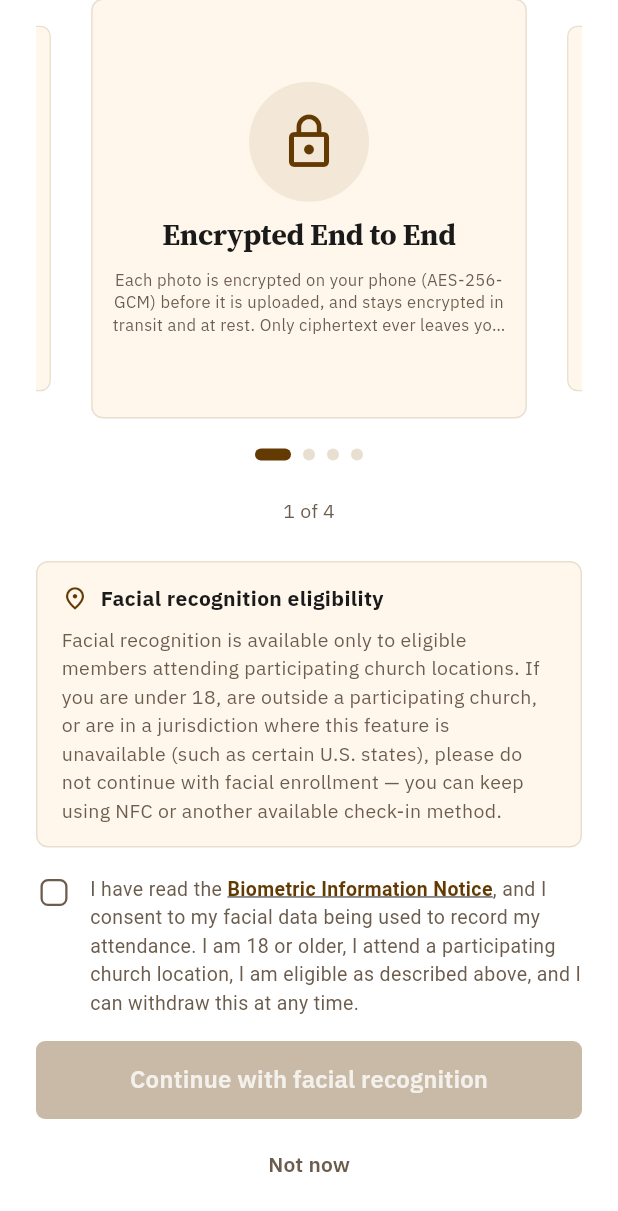
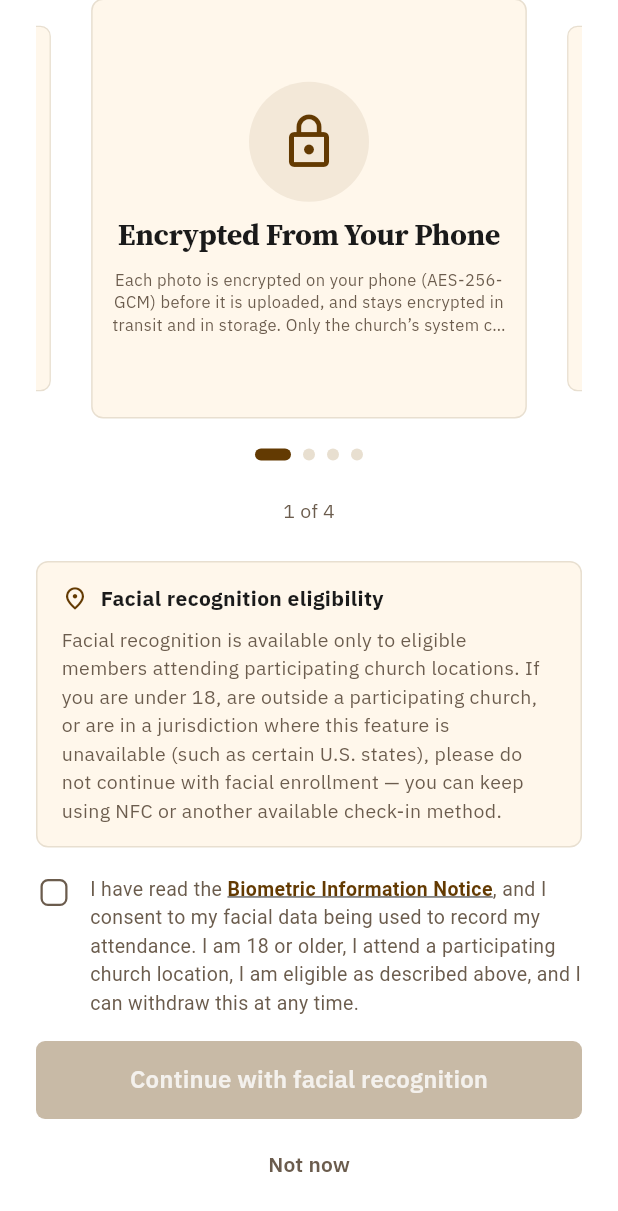
Before and after one commit to Achu-Worifung/rejoice-greatly-mobile-app, a Flutter app: the UserPrepPage screen opened by its route, scrolled down 203 dp, on a phone screen of 412 x 824 dp. Shown: the top 1211 px of the screen. Run offline on Flutter 3.47's test engine with Material 3 defaults, Android fonts, the phone set to English and light mode, and no system bars; drawn by our look-alikes of auto_size_text, carousel_slider; our stand-ins replace app_links, cached_network_image, camera, firebase_auth, firebase_core, flutter_dotenv and 11 more; missing offline and left inert: cryptography, dart:html, dart:ui_web, google_mlkit_face_detection, nfc_manager, onesignal_flutter and 1 more; accounts and stored records are empty; project files that could hold a hidden picture were left out.

Commit message:
Only hand the cafe sign-in token to the cafe, and stop logging PII
The cafe WebView injected a Firebase custom token, which signs whoever holds
it in as the member, into whatever page had just finished loading. If the
first sync failed, a page the member had followed a link or redirect to got
it instead. The token is now minted and injected only while the WebView is
on the cafe's own origin.

Also:
- Release builds logged the member's name and their Apple user id and
  email (debugPrint isn't stripped in release); those lines now log none.
- A failed custom-token call no longer puts the response body into a
  logged exception.
- The face-photo intro said "Encrypted End to End", but the server holds
  the key and opens the photo to check it. It now says what actually
  happens.

Co-Authored-By: Claude Opus 5.5 <noreply@anthropic.com>
Claude-Session: https://claude.ai/code/session_01XsjLtSeZmoSP1MXG68JRA7

```diff
--- a/lib/pages/cafe.dart
+++ b/lib/pages/cafe.dart
@@ -127,11 +127,14 @@ class _CafeState extends State<Cafe> {
         return;
       }
 
+      // Only mint a sign-in token while the WebView is on the cafe itself; a
+      // page the member navigated away to must never receive it.
+      if (!await CafeSsoService.isOnCafe(controller)) return;
       final customToken = await CafeSsoService.fetchCustomToken();
       if (!mounted) return;
       if (customToken == null || customToken.isEmpty) return;
 
-      await CafeSsoService.applyToWebView(controller, customToken: customToken);
+      if (!await CafeSsoService.applyToWebView(controller, customToken: customToken)) return;
       _syncedUid = user.uid;
       await CafeSsoService.writeLastCafeUid(user.uid);
     } on SessionInvalidException catch (e) {
--- a/lib/pages/user_prep.dart
+++ b/lib/pages/user_prep.dart
@@ -145,9 +145,9 @@ class _UserPrepPageState extends State<UserPrepPage> {
   final List<Map<String, dynamic>> _slides = [
     {
       'icon': Icons.lock_outline,
-      'title': 'Encrypted End to End',
+      'title': 'Encrypted From Your Phone',
       'description':
-          'Each photo is encrypted on your phone (AES-256-GCM) before it is uploaded, and stays encrypted in transit and at rest. Only ciphertext ever leaves your device.',
+          'Each photo is encrypted on your phone (AES-256-GCM) before it is uploaded, and stays encrypted in transit and in storage. Only the church\u2019s system can open it, to check it and to recognise you at check-in.',
     },
     {
       'icon': Icons.how_to_reg_outlined,
```
Also changed, not shown: lib/services/auth_service.dart (+3 -6 lines), lib/services/cafe_sso_service.dart (+24 -4 lines).
